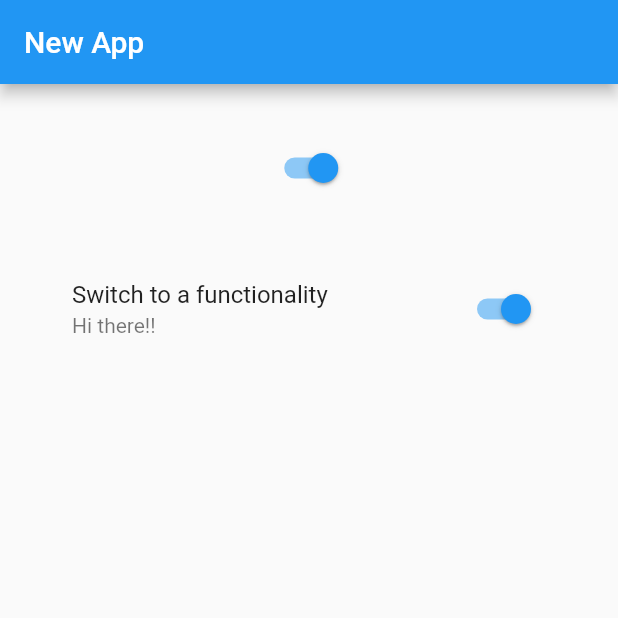
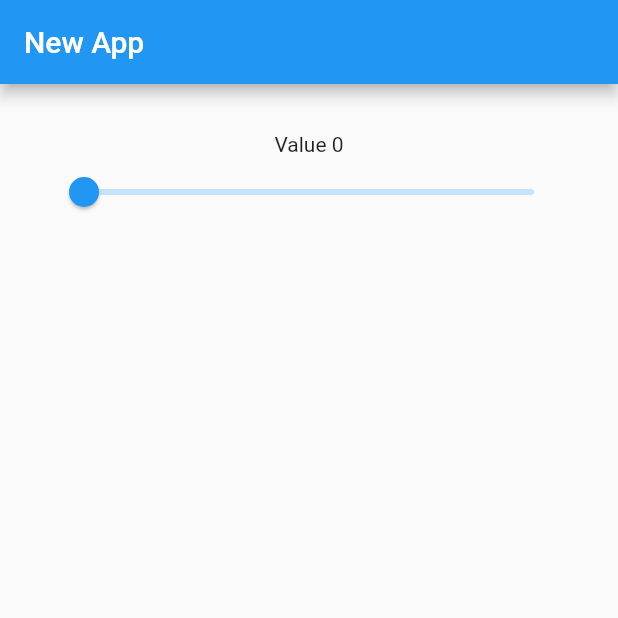
Before and after one commit to ShubhamDalvi1999/Flutter_Beginner, a Flutter app: the screen it shows after launch, on a phone screen of 412 x 824 dp, the top half of it. Run offline on Flutter 3.47's test engine with Material 2 defaults, Android fonts, the phone set to English and light mode, and no system bars.

```diff
--- a/lib/main.dart
+++ b/lib/main.dart
@@ -12,14 +12,14 @@ class MyApp extends StatefulWidget {
 }
 
 class _MyAppState extends State<MyApp> {
-  bool _value1 = true;
-  bool _value2 = true;
+  double _value1 = 0.0;
+  double _value2 = 100;
 
-  void _onChange1(bool value) => setState(() {
+  void _onChange1(double value) => setState(() {
         _value1 = value;
       });
 
-  void _onChange2(bool value) => setState(() {
+  void _onChange2(double value) => setState(() {
         _value2 = value;
       });
 
@@ -34,15 +34,13 @@ class _MyAppState extends State<MyApp> {
         child: Center(
           child: Column(
             children: [
-              Switch(value: _value2, onChanged: _onChange2),
-              SizedBox(
-                height: 34,
-              ),
-              SwitchListTile(
+              Text("Value ${(_value1).round()}"),
+              Slider(
                 value: _value1,
                 onChanged: _onChange1,
-                title: Text("Switch to a functionality "),
-                subtitle: Text("Hi there!!"),
+                max: 5.0,
+                min: 0.0,
+                label: "Amount of time:",
               )
             ],
           ),
```
